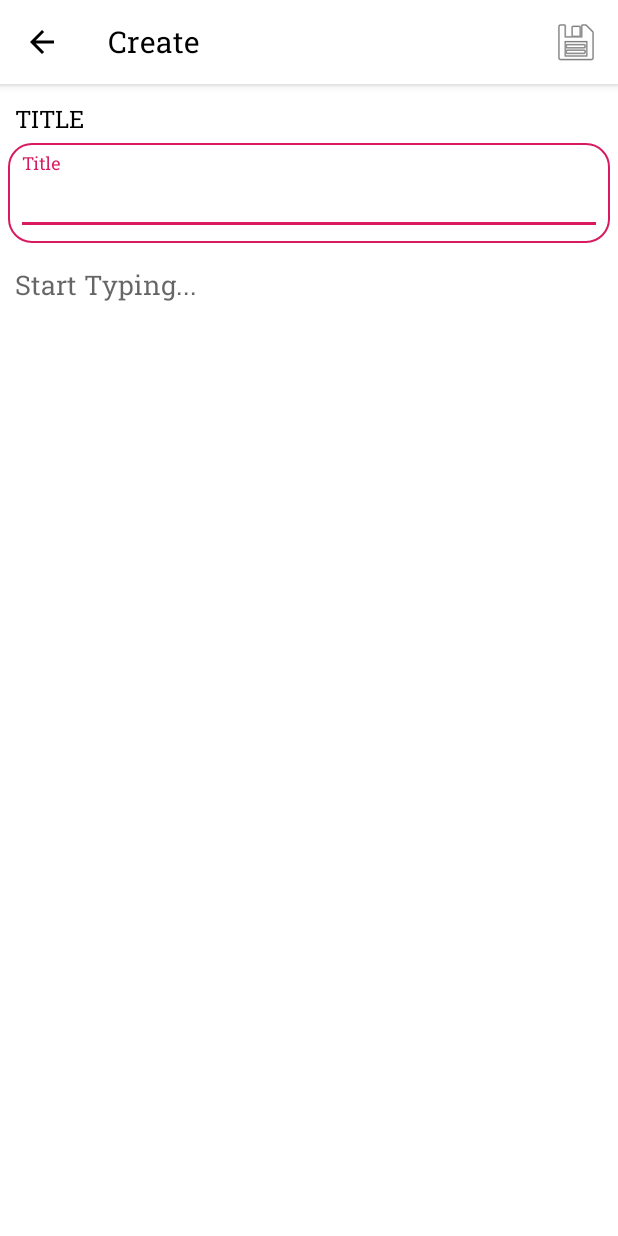
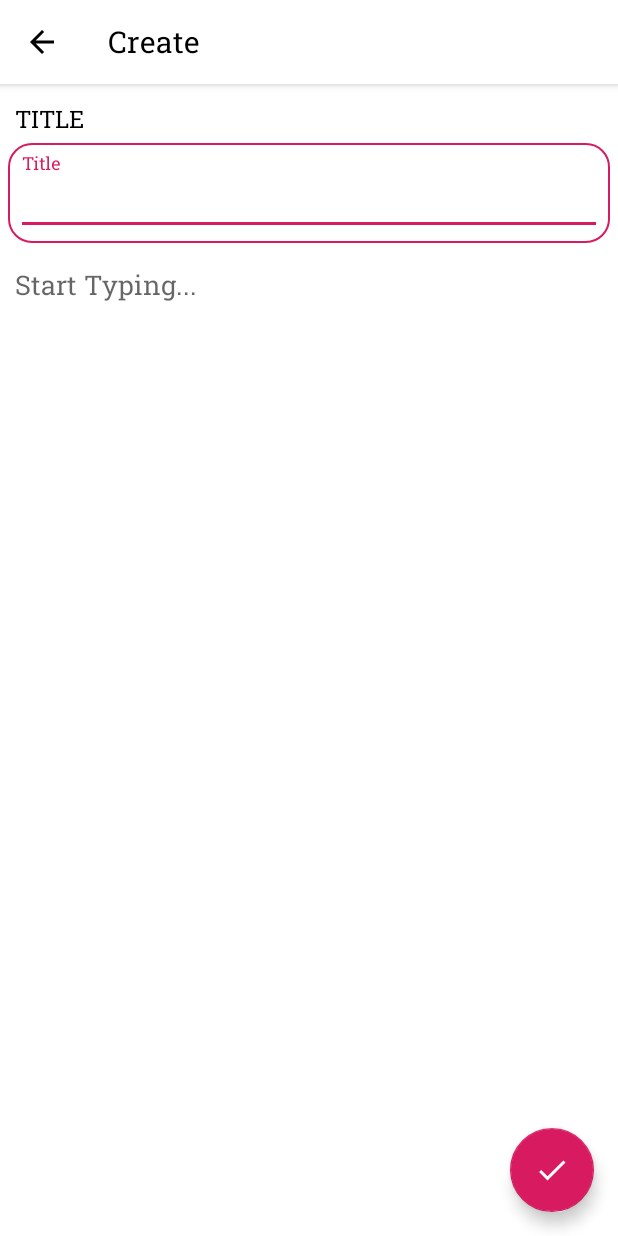
Before and after one commit to dishaverma3/Notes, an Android app: the screen it shows after launch (CreateNoteActivity), after a tap on an icon or button, on a phone screen of 412 x 824 dp. Run offline under Robolectric (Android 15) with nearby library versions, the phone set to English and light mode, and no system bars; our stand-ins replace CircleImageView, Room's generated code.

```diff
--- a/app/src/main/java/com/example/notes/data/local/db/NotesDao.java
+++ b/app/src/main/java/com/example/notes/data/local/db/NotesDao.java
@@ -24,6 +24,6 @@ public interface NotesDao {
     @Update
     void updateNotes(NotesEntity note);
 
-    @Delete
-    void deleteNote(NotesEntity note);
+    @Query("DELETE from notes_table WHERE notes_id = :id")
+    void deleteNote(Long id);
 }
--- a/app/src/main/java/com/example/notes/ui/CreateNote/CreateNoteActivity.java
+++ b/app/src/main/java/com/example/notes/ui/CreateNote/CreateNoteActivity.java
@@ -14,11 +14,13 @@ import android.graphics.drawable.Drawable;
 import android.os.Bundle;
 import android.view.Menu;
 import android.view.MenuItem;
+import android.view.View;
 import android.view.ViewGroup;
 import android.widget.EditText;
 
 import com.example.notes.R;
 import com.example.notes.ui.ViewNotes.ViewNotesActivity;
+import com.google.android.material.floatingactionbutton.FloatingActionButton;
 import com.google.android.material.snackbar.Snackbar;
 import com.google.android.material.textfield.TextInputEditText;
 
@@ -27,13 +29,48 @@ public class CreateNoteActivity extends AppCompatActivity {
     CreateNoteViewModel viewModel;
     TextInputEditText title;
     EditText content;
+    private FloatingActionButton save;
+    Toolbar toolbar;
+
 
     @Override
     protected void onCreate(Bundle savedInstanceState) {
         super.onCreate(savedInstanceState);
         setContentView(R.layout.activity_create_note);
 
-        Toolbar toolbar = findViewById(R.id.toolbar);
+        init();
+
+        viewModel.saved.observe(this, new Observer<Boolean>() {
+            @Override
+            public void onChanged(Boolean aBoolean) {
+                if(aBoolean)
+                {
+                    startActivity(new Intent(CreateNoteActivity.this, ViewNotesActivity.class));
+
+                    Snackbar snackbar = Snackbar.make(findViewById(android.R.id.content),"Note Saved",Snackbar.LENGTH_LONG);
+                    (snackbar.getView()).getLayoutParams().width = ViewGroup.LayoutParams.MATCH_PARENT;
+                    snackbar.show();
+
+                    finish();
+                }
+            }
+        });
+
+        save.setOnClickListener(new View.OnClickListener() {
+            @Override
+            public void onClick(View v) {
+                viewModel.setData(title.getText().toString(), content.getText().toString());
+            }
+        });
+    }
+
+    private void init() {
+        toolbar = findViewById(R.id.toolbar);
+        viewModel = new ViewModelProvider(this).get(CreateNoteViewModel.class);
+        title = findViewById(R.id.title_edittext);
+        content = findViewById(R.id.content_edittext);
+        save = findViewById(R.id.save_button);
+
         setSupportActionBar(toolbar);
         getSupportActionBar().setDisplayShowHomeEnabled(true);
         getSupportActionBar().setDisplayHomeAsUpEnabled(true);
@@ -42,26 +79,6 @@ public class CreateNoteActivity extends AppCompatActivity {
         upArrow.setColorFilter(ContextCompat.getColor(getApplicationContext(), R.color.black), PorterDuff.Mode.SRC_ATOP);
         getSupportActionBar().setHomeAsUpIndicator(upArrow);
 
-        init();
-
-        viewModel.saved.observe(this, new Observer<Boolean>() {
-            @Override
-            public void onChanged(Boolean aBoolean) {
-                if(aBoolean)
-                {
-                    Snackbar snackbar = Snackbar.make(findViewById(android.R.id.content),"Note Saved",Snackbar.LENGTH_LONG);
-                    (snackbar.getView()).getLayoutParams().width = ViewGroup.LayoutParams.MATCH_PARENT;
-                    snackbar.show();
-                    startActivity(new Intent(CreateNoteActivity.this, ViewNotesActivity.class));
-                }
-            }
-        });
-    }
-
-    private void init() {
-        viewModel = new ViewModelProvider(this).get(CreateNoteViewModel.class);
-        title = findViewById(R.id.title_edittext);
-        content = findViewById(R.id.content_edittext);
     }
 
     @Override
@@ -71,14 +88,9 @@ public class CreateNoteActivity extends AppCompatActivity {
     }
 
 
-
     @Override
     public boolean onOptionsItemSelected(@NonNull MenuItem item) {
-        if(item.getItemId() == R.id.save_note)
-        {
-            viewModel.setData(title.getText().toString(), content.getText().toString());
-            return true;
-        }else if(item.getItemId() == android.R.id.home)
+        if(item.getItemId() == android.R.id.home)
         {
             onBackPressed();
             return true;
--- a/app/src/main/java/com/example/notes/ui/ViewNotes/ViewNotesActivity.java
+++ b/app/src/main/java/com/example/notes/ui/ViewNotes/ViewNotesActivity.java
@@ -26,6 +26,7 @@ public class ViewNotesActivity extends AppCompatActivity {
     ViewNotesViewModel viewModel;
     RecyclerView recyclerView;
     ViewNotesAdapter adapter;
+    FloatingActionButton fab;
 
     @Override
     protected void onCreate(Bundle savedInstanceState) {
@@ -36,7 +37,6 @@ public class ViewNotesActivity extends AppCompatActivity {
 
         init();
 
-        FloatingActionButton fab = findViewById(R.id.fab);
         viewModel.getAllNotes();
 
         fab.setOnClickListener(new View.OnClickListener() {
@@ -66,6 +66,8 @@ public class ViewNotesActivity extends AppCompatActivity {
     private void init() {
         viewModel = new ViewModelProvider(this).get(ViewNotesViewModel.class);
         recyclerView = findViewById(R.id.recycler_view);
+        fab = findViewById(R.id.fab);
+
     }
 
 }
--- a/app/src/main/java/com/example/notes/ui/ViewNotes/ViewNotesViewModel.java
+++ b/app/src/main/java/com/example/notes/ui/ViewNotes/ViewNotesViewModel.java
@@ -11,6 +11,7 @@ import androidx.lifecycle.MutableLiveData;
 
 import com.example.notes.data.local.db.NotesDatabase;
 import com.example.notes.data.local.db.NotesEntity;
+import com.example.notes.util.AppExecutors;
 
 import java.util.ArrayList;
 import java.util.List;
@@ -28,17 +29,18 @@ public class ViewNotesViewModel extends AndroidViewModel {
 
     void getAllNotes()
     {
-        new Thread(new Runnable() {
+        new AppExecutors().diskIO().execute(new Runnable() {
             @Override
             public void run() {
                 list = database.notesDao().getAllNotes();
-                new Handler(Looper.getMainLooper()).post(new Runnable() {
-                    @Override
-                    public void run() {
-                        isListSet.setValue(true);
-                    }
-                });
             }
-        }).start();
+        });
+
+        new AppExecutors().mainThread().execute(new Runnable() {
+            @Override
+            public void run() {
+                isListSet.setValue(true);
+            }
+        });
     }
 }
--- /dev/null
+++ b/app/src/main/java/com/example/notes/util/AppExecutors.java
@@ -0,0 +1,55 @@
+package com.example.notes.util;
+
+
+import android.os.Handler;
+import android.os.Looper;
+
+import androidx.annotation.NonNull;
+import androidx.annotation.VisibleForTesting;
+
+import java.util.concurrent.Executor;
+import java.util.concurrent.Executors;
+
+public class AppExecutors {
+
+    private static final int THREAD_COUNT = 3;
+
+    private final Executor diskIO;
+
+    private final Executor networkIO;
+
+    private final Executor mainThread;
+
+    @VisibleForTesting
+    AppExecutors(Executor diskIO, Executor networkIO, Executor mainThread) {
+        this.diskIO = diskIO;
+        this.networkIO = networkIO;
+        this.mainThread = mainThread;
+    }
+
+    public AppExecutors() {
+        this(new DiskIOThreadExecutor(), Executors.newFixedThreadPool(THREAD_COUNT),
+                new MainThreadExecutor());
+    }
+
+    public Executor diskIO() {
+        return diskIO;
+    }
+
+    public Executor networkIO() {
+        return networkIO;
+    }
+
+    public Executor mainThread() {
+        return mainThread;
+    }
+
+    private static class MainThreadExecutor implements Executor {
+        private Handler mainThreadHandler = new Handler(Looper.getMainLooper());
+
+        @Override
+        public void execute(@NonNull Runnable command) {
+            mainThreadHandler.post(command);
+        }
+    }
+}
--- /dev/null
+++ b/app/src/main/java/com/example/notes/util/DiskIOThreadExecutor.java
@@ -0,0 +1,20 @@
+package com.example.notes.util;
+
+import androidx.annotation.NonNull;
+
+import java.util.concurrent.Executor;
+import java.util.concurrent.Executors;
+
+public class DiskIOThreadExecutor implements Executor {
+
+    private final Executor mDiskIO;
+
+    public DiskIOThreadExecutor() {
+        mDiskIO = Executors.newSingleThreadExecutor();
+    }
+
+    @Override
+    public void execute(@NonNull Runnable command) {
+        mDiskIO.execute(command);
+    }
+}
--- /dev/null
+++ b/app/src/main/res/drawable/ic_check_black_24dp.xml
@@ -0,0 +1,5 @@
+<vector android:height="24dp" android:tint="#FFFFFF"
+    android:viewportHeight="24.0" android:viewportWidth="24.0"
+    android:width="24dp" xmlns:android="http://schemas.android.com/apk/res/android">
+    <path android:fillColor="#FF000000" android:pathData="M9,16.17L4.83,12l-1.42,1.41L9,19 21,7l-1.41,-1.41z"/>
+</vector>
--- a/app/src/main/res/layout/activity_create_note.xml
+++ b/app/src/main/res/layout/activity_create_note.xml
@@ -74,4 +74,13 @@
 
     </androidx.constraintlayout.widget.ConstraintLayout>
 
+    <com.google.android.material.floatingactionbutton.FloatingActionButton
+        android:id="@+id/save_button"
+        android:layout_width="wrap_content"
+        android:layout_height="wrap_content"
+        android:layout_gravity="bottom|end"
+        android:layout_margin="@dimen/fab_margin"
+        app:srcCompat="@drawable/ic_check_black_24dp"
+        tools:ignore="VectorDrawableCompat" />
+
 </androidx.coordinatorlayout.widget.CoordinatorLayout>
--- a/app/src/main/res/menu/create_menu.xml
+++ b/app/src/main/res/menu/create_menu.xml
@@ -4,6 +4,7 @@
 
     <item
         android:id="@+id/save_note"
+        android:visible="false"
         android:title="Save"
         app:showAsAction="always"
         android:icon="@android:drawable/ic_menu_save"
--- a/app/src/main/res/values/colors.xml
+++ b/app/src/main/res/values/colors.xml
@@ -11,4 +11,14 @@
     <color name="listtem5">#85A089</color>
     <color name="listtem6">#8CADA7</color>
     <color name="black">#000000</color>
+
+
+    <integer-array name="androidcolors">
+        <item>@color/listtem1</item>
+        <item>@color/listtem2</item>
+        <item>@color/listtem3</item>
+        <item>@color/listtem4</item>
+        <item>@color/listtem5</item>
+        <item>@color/listtem6</item>
+    </integer-array>
 </resources>
```
Also changed, not shown: app/src/main/java/com/example/notes/ui/CreateNote/CreateNoteViewModel.java (+9 -10 lines), app/src/main/java/com/example/notes/ui/ViewNotes/ViewNotesAdapter.java (+61 -14 lines), app/src/main/res/layout/listitem_view_notes.xml (+8 -3 lines).
